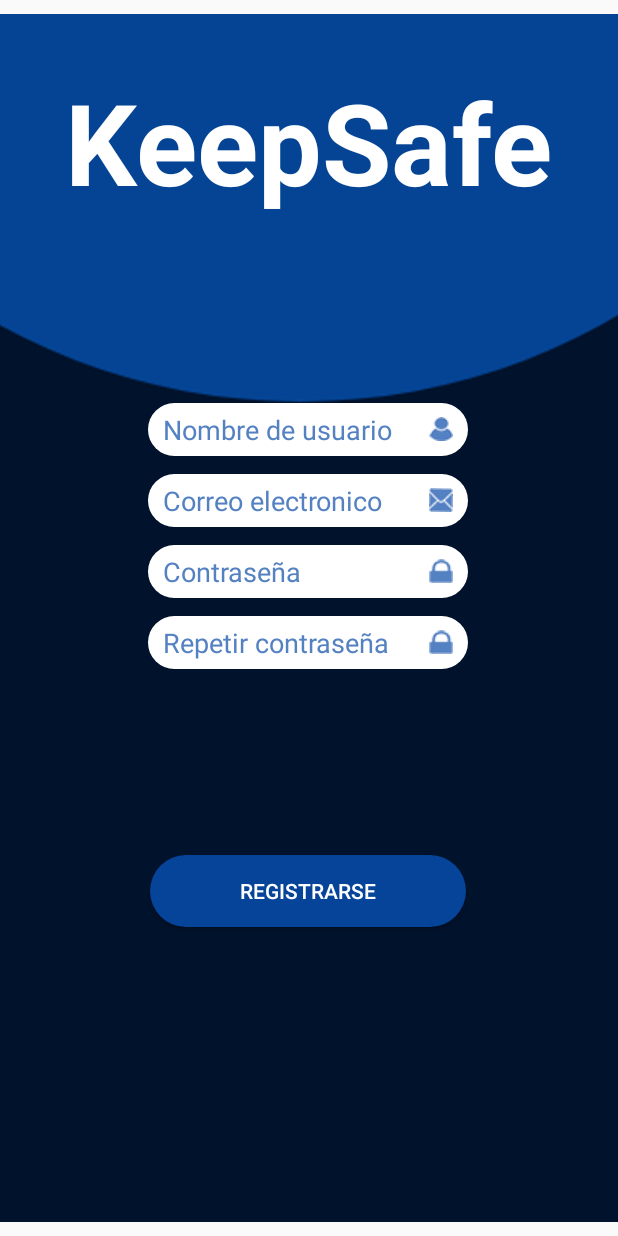
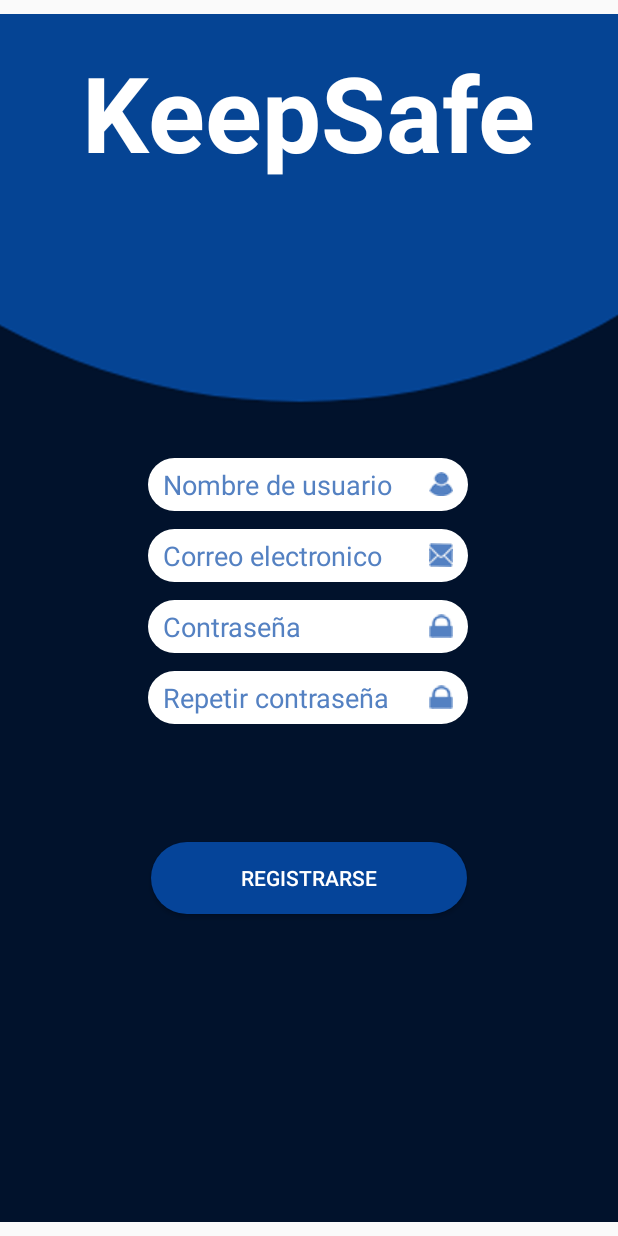
Before and after one commit to JulianHuertasUNAL/Keep-Safe-2, an Android app: the RegisterForm screen opened directly, with no data from a screen before it, on a phone screen of 412 x 824 dp. Run offline under Robolectric (Android 15) with nearby library versions, the phone set to English and light mode, and no system bars; our stand-ins replace Volley.

Commit message:
Bug grafico arreglado?

```diff
--- a/app/src/main/res/layout/activity_register_form.xml
+++ b/app/src/main/res/layout/activity_register_form.xml
@@ -11,45 +11,47 @@
         android:layout_width="wrap_content"
         android:layout_height="wrap_content"
         android:scaleY="1.4"
+
         app:layout_constraintEnd_toEndOf="parent"
         app:layout_constraintTop_toTopOf="parent"
         app:srcCompat="@drawable/background" />
+
 
     <TextView
         android:id="@+id/textView"
         android:layout_width="wrap_content"
         android:layout_height="wrap_content"
-        android:layout_marginTop="44dp"
+        android:layout_marginTop="28dp"
         android:fontFamily="sans-serif"
         android:text="KeepSafe"
         android:textColor="#FFFFFF"
-        android:textSize="75sp"
+        android:textSize="70sp"
         android:textStyle="bold"
+        app:layout_constraintBottom_toTopOf="@id/editTextTextEmailAddress"
         app:layout_constraintEnd_toEndOf="parent"
         app:layout_constraintStart_toStartOf="parent"
-        app:layout_constraintTop_toTopOf="@+id/imageView3" />
+        app:layout_constraintTop_toTopOf="parent" />
 
     <Button
         android:id="@+id/buttonRegister"
         android:layout_width="wrap_content"
         android:layout_height="wrap_content"
+        android:background="@drawable/btn_variant"
         android:paddingLeft="60dp"
         android:paddingRight="60dp"
-        android:background="@drawable/btn_variant"
         android:text="Registrarse"
         android:textColor="#FFFFFF"
         app:layout_constraintBottom_toBottomOf="@+id/imageView3"
         app:layout_constraintEnd_toEndOf="parent"
-        app:layout_constraintHorizontal_bias="0.497"
         app:layout_constraintStart_toStartOf="parent"
         app:layout_constraintTop_toBottomOf="@+id/editTextPassword"
-        app:layout_constraintVertical_bias="0.454" />
+        app:layout_constraintVertical_bias="0.369" />
 
     <EditText
         android:id="@+id/editTextTextEmailAddress"
         android:layout_width="wrap_content"
         android:layout_height="wrap_content"
-        android:layout_marginTop="124dp"
+        android:layout_marginTop="184dp"
         android:background="@drawable/edit_round"
         android:drawableRight="@drawable/user"
         android:ems="10"
@@ -132,9 +134,11 @@
         android:textColorHighlight="#000000"
         android:textColorHint="#5481c2"
         android:textColorLink="#000000"
+        app:layout_constraintBottom_toTopOf="@+id/buttonRegister"
         app:layout_constraintEnd_toEndOf="parent"
         app:layout_constraintHorizontal_bias="0.497"
         app:layout_constraintStart_toStartOf="parent"
-        app:layout_constraintTop_toBottomOf="@+id/editTextPassword" />
+        app:layout_constraintTop_toBottomOf="@+id/editTextPassword"
+        app:layout_constraintVertical_bias="0.0" />
 
 </androidx.constraintlayout.widget.ConstraintLayout>
```
